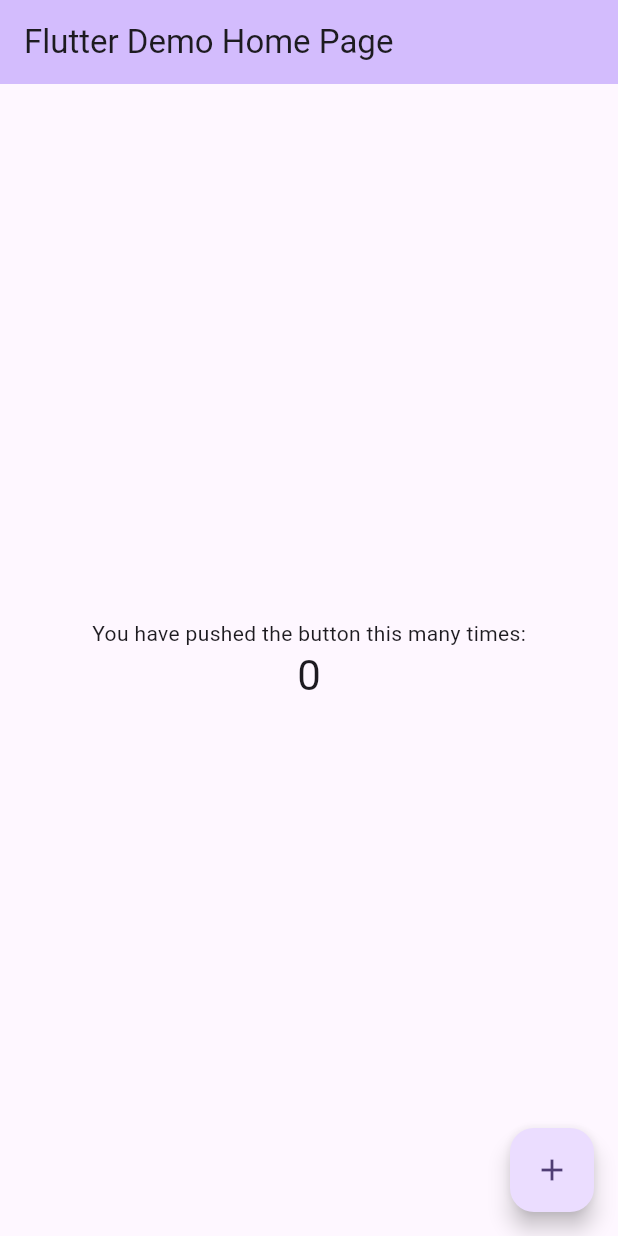
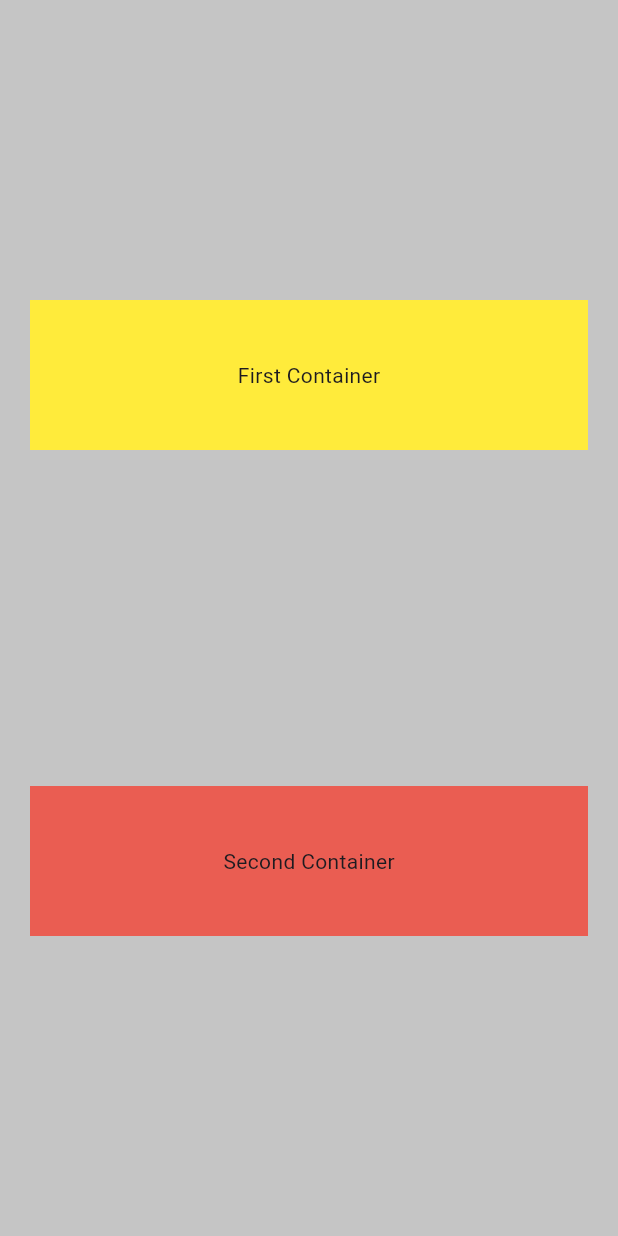
Before and after one commit to SagarAdkhale/shorebird-flutter, a Flutter app: the screen it shows after launch, on a phone screen of 412 x 824 dp. Run offline on Flutter 3.47's test engine with Material 3 defaults, Android fonts, the light colour scheme and no system bars.

Commit message:
creating homescreen

```diff
--- /dev/null
+++ b/lib/home_screen.dart
@@ -0,0 +1,39 @@
+import 'package:flutter/material.dart';
+
+class HomeScreen extends StatefulWidget {
+  const HomeScreen({super.key});
+
+  @override
+  State<HomeScreen> createState() => _HomeScreenState();
+}
+
+class _HomeScreenState extends State<HomeScreen> {
+  String firstContainerText = "First Container";
+  String secondContainerText = "Second Container";
+  @override
+  Widget build(BuildContext context) {
+    return Scaffold(
+      backgroundColor:  Colors.grey.withOpacity(0.6),
+      body: Padding(
+        padding: const EdgeInsets.symmetric(vertical: 200, horizontal: 20),
+        child: Column(
+          children: [
+            Container(
+              height: 100,
+              width: double.infinity,
+              color: Colors.yellow,
+              child: Center(child: Text(firstContainerText)),
+            ),
+            const Spacer(),
+            Container(
+              height: 100,
+              width: double.infinity,
+              color: Colors.red.withOpacity(0.8),
+              child: Center(child: Text(secondContainerText)),
+            ),
+          ],
+        ),
+      ),
+    );
+  }
+}
--- a/lib/main.dart
+++ b/lib/main.dart
@@ -1,4 +1,5 @@
 import 'package:flutter/material.dart';
+import 'package:shorebird/home_screen.dart';
 
 void main() {
   runApp(const MyApp());
@@ -31,95 +32,7 @@
         colorScheme: ColorScheme.fromSeed(seedColor: Colors.deepPurple),
         useMaterial3: true,
       ),
-      home: const MyHomePage(title: 'Flutter Demo Home Page'),
+      home: const HomeScreen(),
     );
   }
 }
-
-class MyHomePage extends StatefulWidget {
-  const MyHomePage({super.key, required this.title});
-
-  // This widget is the home page of your application. It is stateful, meaning
-  // that it has a State object (defined below) that contains fields that affect
-  // how it looks.
-
-  // This class is the configuration for the state. It holds the values (in this
-  // case the title) provided by the parent (in this case the App widget) and
-  // used by the build method of the State. Fields in a Widget subclass are
-  // always marked "final".
-
-  final String title;
-
-  @override
-  State<MyHomePage> createState() => _MyHomePageState();
-}
-
-class _MyHomePageState extends State<MyHomePage> {
-  int _counter = 0;
-
-  void _incrementCounter() {
-    setState(() {
-      // This call to setState tells the Flutter framework that something has
-      // changed in this State, which causes it to rerun the build method below
-      // so that the display can reflect the updated values. If we changed
-      // _counter without calling setState(), then the build method would not be
-      // called again, and so nothing would appear to happen.
-      _counter++;
-    });
-  }
-
-  @override
-  Widget build(BuildContext context) {
-    // This method is rerun every time setState is called, for instance as done
-    // by the _incrementCounter method above.
-    //
-    // The Flutter framework has been optimized to make rerunning build methods
-    // fast, so that you can just rebuild anything that needs updating rather
-    // than having to individually change instances of widgets.
-    return Scaffold(
-      appBar: AppBar(
-        // TRY THIS: Try changing the color here to a specific color (to
-        // Colors.amber, perhaps?) and trigger a hot reload to see the AppBar
-        // change color while the other colors stay the same.
-        backgroundColor: Theme.of(context).colorScheme.inversePrimary,
-        // Here we take the value from the MyHomePage object that was created by
-        // the App.build method, and use it to set our appbar title.
-        title: Text(widget.title),
-      ),
-      body: Center(
-        // Center is a layout widget. It takes a single child and positions it
-        // in the middle of the parent.
-        child: Column(
-          // Column is also a layout widget. It takes a list of children and
-          // arranges them vertically. By default, it sizes itself to fit its
-          // children horizontally, and tries to be as tall as its parent.
-          //
-          // Column has various properties to control how it sizes itself and
-          // how it positions its children. Here we use mainAxisAlignment to
-          // center the children vertically; the main axis here is the vertical
-          // axis because Columns are vertical (the cross axis would be
-          // horizontal).
-          //
-          // TRY THIS: Invoke "debug painting" (choose the "Toggle Debug Paint"
-          // action in the IDE, or press "p" in the console), to see the
-          // wireframe for each widget.
-          mainAxisAlignment: MainAxisAlignment.center,
-          children: <Widget>[
-            const Text(
-              'You have pushed the button this many times:',
-            ),
-            Text(
-              '$_counter',
-              style: Theme.of(context).textTheme.headlineMedium,
-            ),
-          ],
-        ),
-      ),
-      floatingActionButton: FloatingActionButton(
-        onPressed: _incrementCounter,
-        tooltip: 'Increment',
-        child: const Icon(Icons.add),
-      ), // This trailing comma makes auto-formatting nicer for build methods.
-    );
-  }
-}
```
